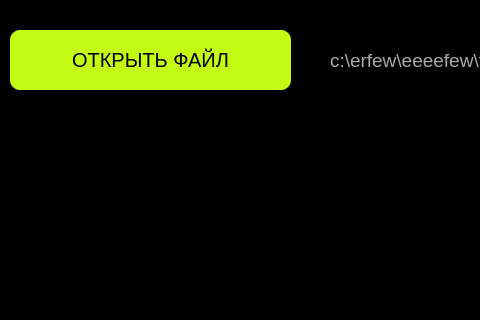
Qt form design.ui (Vitalo-bit/YandexDemo1) before a commit; both pictures show x 0 to 480 and y 119 to 439 of the 797 by 600 pixel window.
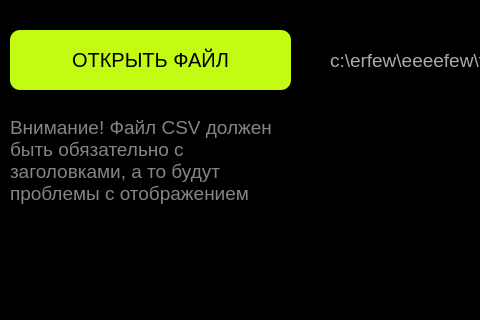
The same form after that commit.

Patch:
```diff
--- a/design.ui
+++ b/design.ui
@@ -164,6 +164,25 @@
       <bool>false</bool>
      </property>
     </widget>
+    <widget class="QLabel" name="csv_file_path_2">
+     <property name="geometry">
+      <rect>
+       <x>10</x>
+       <y>180</y>
+       <width>291</width>
+       <height>121</height>
+      </rect>
+     </property>
+     <property name="styleSheet">
+      <string notr="true">font-size: 19px; color: #858585;</string>
+     </property>
+     <property name="text">
+      <string>Внимание! Файл CSV должен быть обязательно с заголовками, а то будут проблемы с отображением</string>
+     </property>
+     <property name="wordWrap">
+      <bool>true</bool>
+     </property>
+    </widget>
    </widget>
    <widget class="QRadioButton" name="stage_2">
     <property name="enabled">
```
